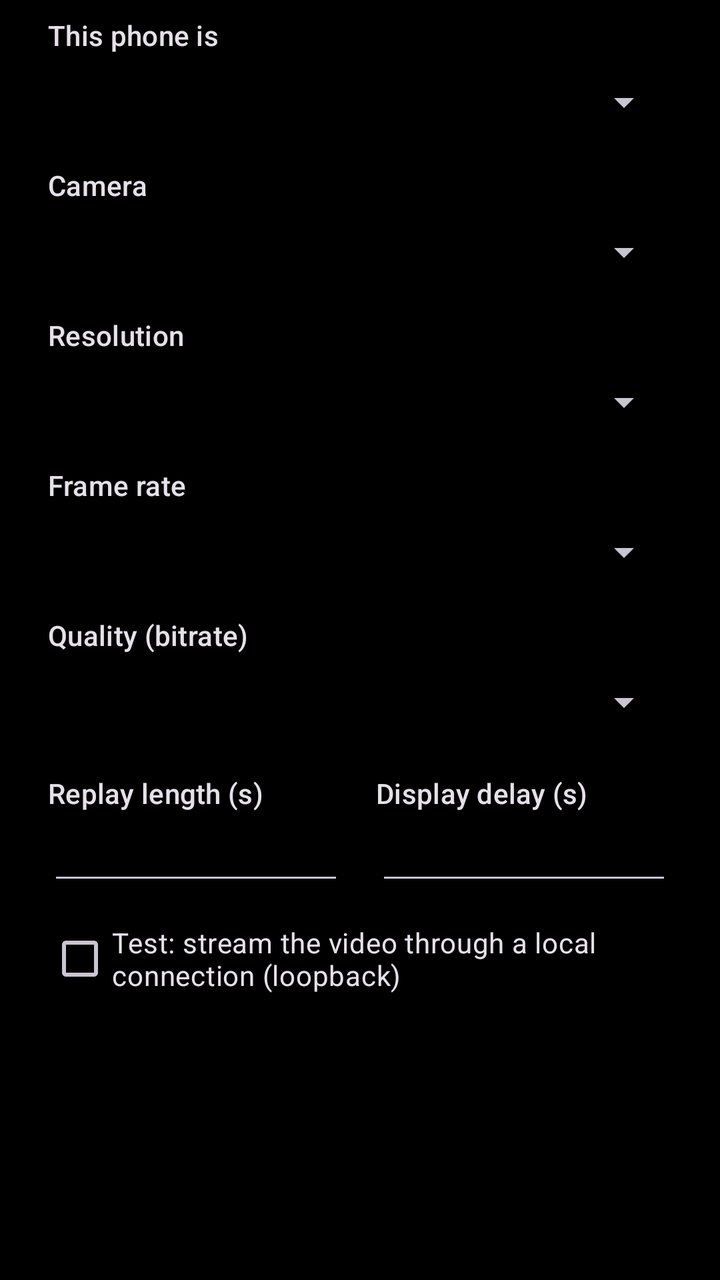
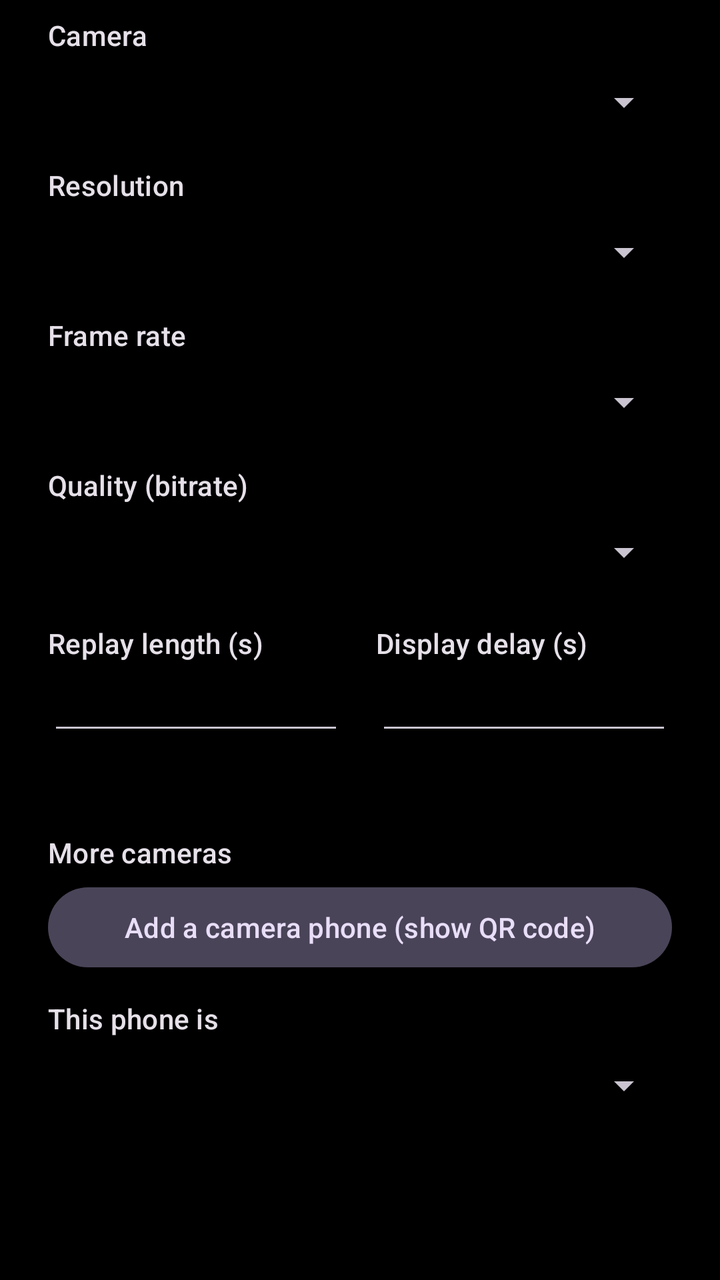

An Android layout rendered at two revisions. The XML below is the earlier revision; the diff shows what the commit changed to produce the second picture.
<!-- AndroidManifest.xml: application theme Theme.ReFreePlay -->
<!-- res/layout/dialog_settings.xml -->
<?xml version="1.0" encoding="utf-8"?>
<ScrollView xmlns:android="http://schemas.android.com/apk/res/android"
    android:layout_width="match_parent"
    android:layout_height="wrap_content">

    <LinearLayout
        android:layout_width="match_parent"
        android:layout_height="wrap_content"
        android:orientation="vertical"
        android:paddingStart="24dp"
        android:paddingTop="8dp"
        android:paddingEnd="24dp">

        <TextView
            style="@style/TextAppearance.Material3.LabelLarge"
            android:layout_width="wrap_content"
            android:layout_height="wrap_content"
            android:text="This phone is" />

        <Spinner
            android:id="@+id/spMode"
            android:layout_width="match_parent"
            android:layout_height="48dp" />

        
        <LinearLayout
            android:id="@+id/groupCamera"
            android:layout_width="match_parent"
            android:layout_height="wrap_content"
            android:orientation="vertical">

        <TextView
            style="@style/TextAppearance.Material3.LabelLarge"
            android:layout_width="wrap_content"
            android:layout_height="wrap_content"
            android:layout_marginTop="8dp"
            android:text="Camera" />

        <Spinner
            android:id="@+id/spCamera"
            android:layout_width="match_parent"
            android:layout_height="48dp" />

        <TextView
            style="@style/TextAppearance.Material3.LabelLarge"
            android:layout_width="wrap_content"
            android:layout_height="wrap_content"
            android:layout_marginTop="8dp"
            android:text="Resolution" />

        <Spinner
            android:id="@+id/spResolution"
            android:layout_width="match_parent"
            android:layout_height="48dp" />

        <TextView
            style="@style/TextAppearance.Material3.LabelLarge"
            android:layout_width="wrap_content"
            android:layout_height="wrap_content"
            android:layout_marginTop="8dp"
            android:text="Frame rate" />

        <Spinner
            android:id="@+id/spFps"
            android:layout_width="match_parent"
            android:layout_height="48dp" />

        <TextView
            style="@style/TextAppearance.Material3.LabelLarge"
            android:layout_width="wrap_content"
            android:layout_height="wrap_content"
            android:layout_marginTop="8dp"
            android:text="Quality (bitrate)" />

        <Spinner
            android:id="@+id/spQuality"
            android:layout_width="match_parent"
            android:layout_height="48dp" />
        </LinearLayout>

        
        <LinearLayout
            android:id="@+id/groupDurations"
            android:layout_width="match_parent"
            android:layout_height="wrap_content"
            android:layout_marginTop="12dp"
            android:orientation="horizontal">

            <LinearLayout
                android:layout_width="0dp"
                android:layout_height="wrap_content"
                android:layout_marginEnd="8dp"
                android:layout_weight="1"
                android:orientation="vertical">

                <TextView
                    style="@style/TextAppearance.Material3.LabelLarge"
                    android:layout_width="wrap_content"
                    android:layout_height="wrap_content"
                    android:text="Replay length (s)" />

                <EditText
                    android:id="@+id/etReplay"
                    android:layout_width="match_parent"
                    android:layout_height="wrap_content"
                    android:importantForAutofill="no"
                    android:inputType="numberDecimal"
                    android:selectAllOnFocus="true" />
            </LinearLayout>

            <LinearLayout
                android:layout_width="0dp"
                android:layout_height="wrap_content"
                android:layout_marginStart="8dp"
                android:layout_weight="1"
                android:orientation="vertical">

                <TextView
                    style="@style/TextAppearance.Material3.LabelLarge"
                    android:layout_width="wrap_content"
                    android:layout_height="wrap_content"
                    android:text="Display delay (s)" />

                <EditText
                    android:id="@+id/etDelay"
                    android:layout_width="match_parent"
                    android:layout_height="wrap_content"
                    android:importantForAutofill="no"
                    android:inputType="numberDecimal"
                    android:selectAllOnFocus="true" />
            </LinearLayout>
        </LinearLayout>

        <CheckBox
            android:id="@+id/cbLoopback"
            android:layout_width="match_parent"
            android:layout_height="wrap_content"
            android:layout_marginTop="8dp"
            android:text="Test: stream the video through a local connection (loopback)" />

        <TextView
            android:id="@+id/infoText"
            style="@style/TextAppearance.Material3.BodySmall"
            android:layout_width="match_parent"
            android:layout_height="wrap_content"
            android:layout_marginTop="8dp"
            android:paddingBottom="8dp" />
    </LinearLayout>
</ScrollView>
<!-- resources referenced by this layout -->
<resources>
  <style name="Theme.ReFreePlay" parent="Theme.Material3.Dark.NoActionBar">
          <item name="colorPrimary">@color/accent</item>
          <item name="android:windowBackground">@android:color/black</item>
          <item name="android:windowLayoutInDisplayCutoutMode">shortEdges</item>
          <item name="android:windowFullscreen">true</item>
      </style>
  <color name="accent">#E53935</color>
</resources>

<!-- the commit's change to res/layout/dialog_settings.xml (unified diff, before → after) -->
@@ -11,17 +11,6 @@
         android:paddingTop="8dp"
         android:paddingEnd="24dp">
 
-        <TextView
-            style="@style/TextAppearance.Material3.LabelLarge"
-            android:layout_width="wrap_content"
-            android:layout_height="wrap_content"
-            android:text="This phone is" />
-
-        <Spinner
-            android:id="@+id/spMode"
-            android:layout_width="match_parent"
-            android:layout_height="48dp" />
-
         
         <LinearLayout
             android:id="@+id/groupCamera"
@@ -29,56 +18,54 @@
             android:layout_height="wrap_content"
             android:orientation="vertical">
 
-        <TextView
-            style="@style/TextAppearance.Material3.LabelLarge"
-            android:layout_width="wrap_content"
-            android:layout_height="wrap_content"
-            android:layout_marginTop="8dp"
-            android:text="Camera" />
+            <TextView
+                style="@style/TextAppearance.Material3.LabelLarge"
+                android:layout_width="wrap_content"
+                android:layout_height="wrap_content"
+                android:text="Camera" />
 
-        <Spinner
-            android:id="@+id/spCamera"
-            android:layout_width="match_parent"
-            android:layout_height="48dp" />
+            <Spinner
+                android:id="@+id/spCamera"
+                android:layout_width="match_parent"
+                android:layout_height="48dp" />
 
-        <TextView
-            style="@style/TextAppearance.Material3.LabelLarge"
-            android:layout_width="wrap_content"
-            android:layout_height="wrap_content"
-            android:layout_marginTop="8dp"
-            android:text="Resolution" />
+            <TextView
+                style="@style/TextAppearance.Material3.LabelLarge"
+                android:layout_width="wrap_content"
+                android:layout_height="wrap_content"
+                android:layout_marginTop="8dp"
+                android:text="Resolution" />
 
-        <Spinner
-            android:id="@+id/spResolution"
-            android:layout_width="match_parent"
-            android:layout_height="48dp" />
+            <Spinner
+                android:id="@+id/spResolution"
+                android:layout_width="match_parent"
+                android:layout_height="48dp" />
 
-        <TextView
-            style="@style/TextAppearance.Material3.LabelLarge"
-            android:layout_width="wrap_content"
-            android:layout_height="wrap_content"
-            android:layout_marginTop="8dp"
-            android:text="Frame rate" />
+            <TextView
+                style="@style/TextAppearance.Material3.LabelLarge"
+                android:layout_width="wrap_content"
+                android:layout_height="wrap_content"
+                android:layout_marginTop="8dp"
+                android:text="Frame rate" />
 
-        <Spinner
-            android:id="@+id/spFps"
-            android:layout_width="match_parent"
-            android:layout_height="48dp" />
+            <Spinner
+                android:id="@+id/spFps"
+                android:layout_width="match_parent"
+                android:layout_height="48dp" />
 
-        <TextView
-            style="@style/TextAppearance.Material3.LabelLarge"
-            android:layout_width="wrap_content"
-            android:layout_height="wrap_content"
-            android:layout_marginTop="8dp"
-            android:text="Quality (bitrate)" />
+            <TextView
+                style="@style/TextAppearance.Material3.LabelLarge"
+                android:layout_width="wrap_content"
+                android:layout_height="wrap_content"
+                android:layout_marginTop="8dp"
+                android:text="Quality (bitrate)" />
 
-        <Spinner
-            android:id="@+id/spQuality"
-            android:layout_width="match_parent"
-            android:layout_height="48dp" />
+            <Spinner
+                android:id="@+id/spQuality"
+                android:layout_width="match_parent"
+                android:layout_height="48dp" />
         </LinearLayout>
 
-        
         <LinearLayout
             android:id="@+id/groupDurations"
             android:layout_width="match_parent"
@@ -131,19 +118,53 @@
             </LinearLayout>
         </LinearLayout>
 
-        <CheckBox
-            android:id="@+id/cbLoopback"
-            android:layout_width="match_parent"
-            android:layout_height="wrap_content"
-            android:layout_marginTop="8dp"
-            android:text="Test: stream the video through a local connection (loopback)" />
-
         <TextView
             android:id="@+id/infoText"
             style="@style/TextAppearance.Material3.BodySmall"
             android:layout_width="match_parent"
             android:layout_height="wrap_content"
-            android:layout_marginTop="8dp"
+            android:layout_marginTop="8dp" />
+
+        
+        <TextView
+            style="@style/TextAppearance.Material3.TitleSmall"
+            android:layout_width="wrap_content"
+            android:layout_height="wrap_content"
+            android:layout_marginTop="20dp"
+            android:text="More cameras" />
+
+        
+        <LinearLayout
+            android:id="@+id/cameraPhones"
+            android:layout_width="match_parent"
+            android:layout_height="wrap_content"
+            android:orientation="vertical" />
+
+        <com.google.android.material.button.MaterialButton
+            android:id="@+id/btnAddCamera"
+            style="@style/Widget.Material3.Button.TonalButton"
+            android:layout_width="match_parent"
+            android:layout_height="wrap_content"
+            android:layout_marginTop="4dp"
+            android:text="Add a camera phone (show QR code)" />
+
+        <TextView
+            style="@style/TextAppearance.Material3.LabelLarge"
+            android:layout_width="wrap_content"
+            android:layout_height="wrap_content"
+            android:layout_marginTop="12dp"
+            android:text="This phone is" />
+
+        <Spinner
+            android:id="@+id/spMode"
+            android:layout_width="match_parent"
+            android:layout_height="48dp" />
+
+        <TextView
+            android:id="@+id/modeHint"
+            style="@style/TextAppearance.Material3.BodySmall"
+            android:layout_width="match_parent"
+            android:layout_height="wrap_content"
             android:paddingBottom="8dp" />
     </LinearLayout>
 </ScrollView>
